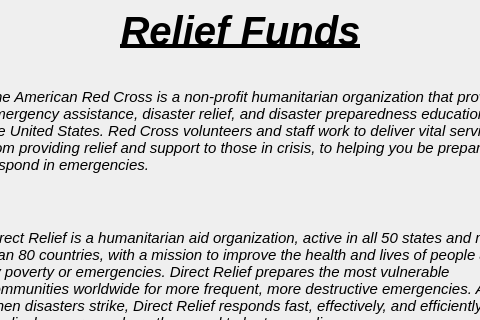
Qt form forms/relieffundsdialog.ui (dstettler/CEN3031-project) before a commit; both pictures show x 215 to 695 and y 0 to 320 of the 900 by 520 pixel window.
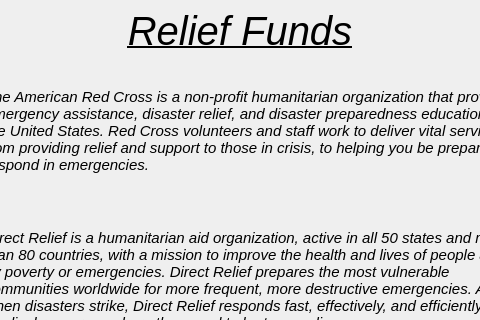
The same form after that commit.

Commit message: Change the styling of the title of ReliefFundsDialog

```diff
--- a/forms/relieffundsdialog.ui
+++ b/forms/relieffundsdialog.ui
@@ -16,9 +16,9 @@
   <widget class="QLabel" name="Title">
    <property name="geometry">
     <rect>
-     <x>330</x>
+     <x>320</x>
      <y>10</y>
-     <width>251</width>
+     <width>270</width>
      <height>41</height>
     </rect>
    </property>
@@ -26,7 +26,7 @@
     <font>
      <pointsize>30</pointsize>
      <italic>true</italic>
-     <bold>true</bold>
+     <bold>false</bold>
      <underline>true</underline>
     </font>
    </property>
```
